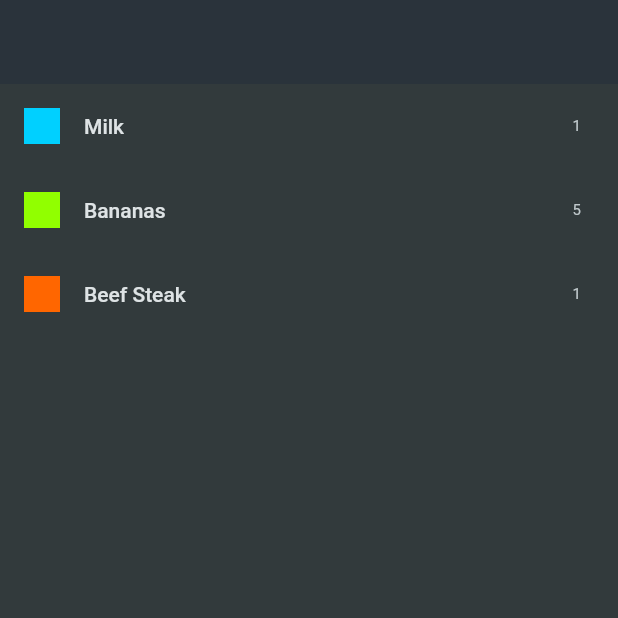
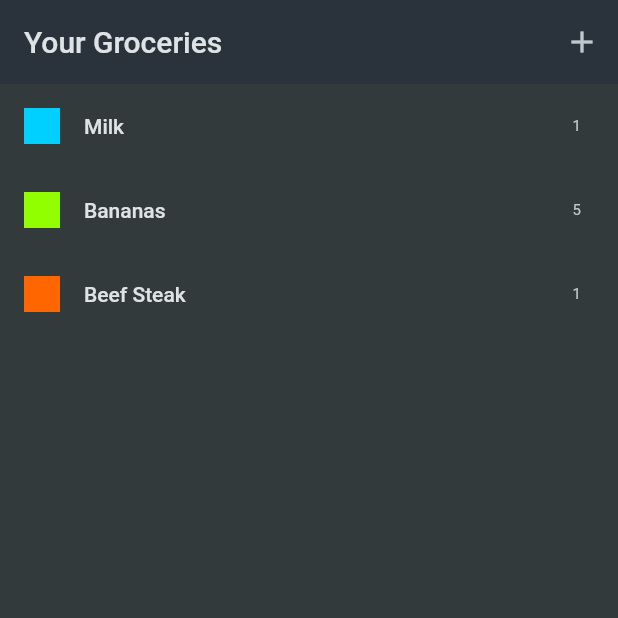
Before and after one commit to picasso653/shopping_list, a Flutter app: the screen it shows after launch, on a phone screen of 412 x 824 dp, the top half of it. Run offline on Flutter 3.47's test engine with Material 2 defaults, Android fonts, the phone set to English and light mode, and no system bars.

Commit message:
working on add item button

```diff
--- a/lib/widgets/grocery_list.dart
+++ b/lib/widgets/grocery_list.dart
@@ -1,14 +1,34 @@
 import 'package:flutter/material.dart';
 import 'package:shopping_list/data/dummy_items.dart';
+import 'package:shopping_list/new_item.dart';
 
-class GroceryList extends StatelessWidget {
+class GroceryList extends StatefulWidget {
   const GroceryList({super.key});
+
+  @override
+  State<GroceryList> createState() => _GroceryListState();
+}
+
+class _GroceryListState extends State<GroceryList> {
+  void addItem() {
+    Navigator.of(context).push(
+      MaterialPageRoute(
+        builder: (ctx) => const NewItem(),
+      ),
+    );
+  }
 
   @override
   Widget build(BuildContext context) {
     return Scaffold(
       appBar: AppBar(
-        title: const Text(''),
+        title: const Text('Your Groceries'),
+        actions: [
+          IconButton(
+            icon: const Icon(Icons.add),
+            onPressed: () {},
+          )
+        ],
       ),
       body: ListView.builder(
         itemCount: groceryItems.length,
```
